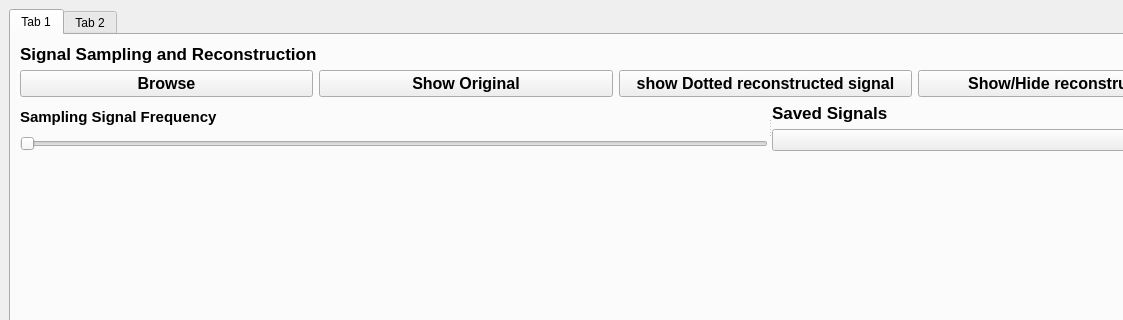
This is task2.ui in Abdelrahmanhassan1/Signal-sampling-and-reconstruction-program as Qt 5 draws it before an edit; both pictures show x 0 to 1123 and y 0 to 320 of the 1231 by 853 pixel window. The edited form follows.
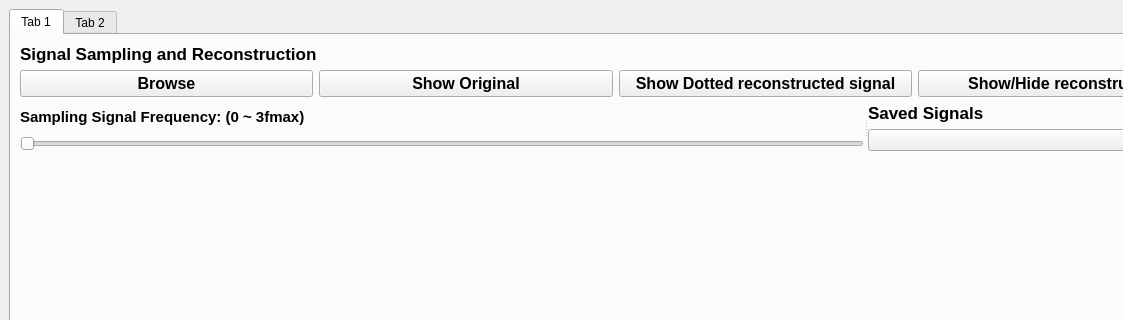
This is the edited form. Icons and pictures are not drawn.

Diff of the .ui file:
```diff
--- a/task2.ui
+++ b/task2.ui
@@ -1348,7 +1348,7 @@
                    </font>
                   </property>
                   <property name="text">
-                   <string>show Dotted reconstructed signal</string>
+                   <string>Show Dotted reconstructed signal</string>
                   </property>
                  </widget>
                 </item>
@@ -1385,7 +1385,7 @@
                      </font>
                     </property>
                     <property name="text">
-                     <string>Sampling Signal Frequency</string>
+                     <string>Sampling Signal Frequency: (0 ~ 3fmax)</string>
                     </property>
                    </widget>
                   </item>
```
